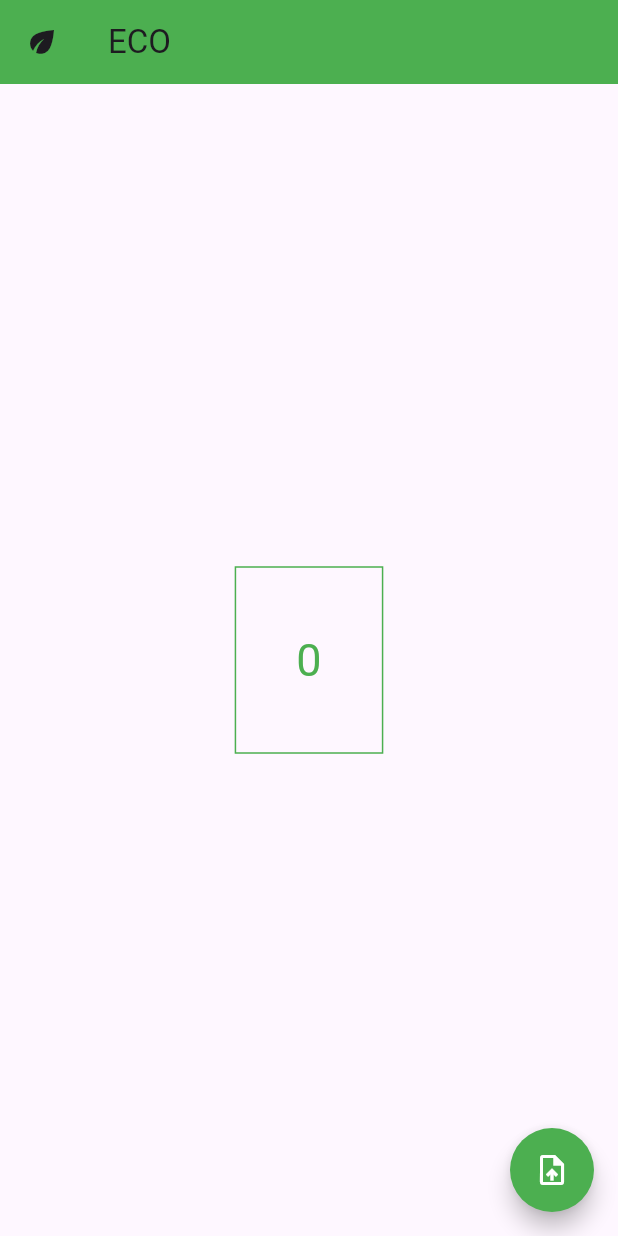
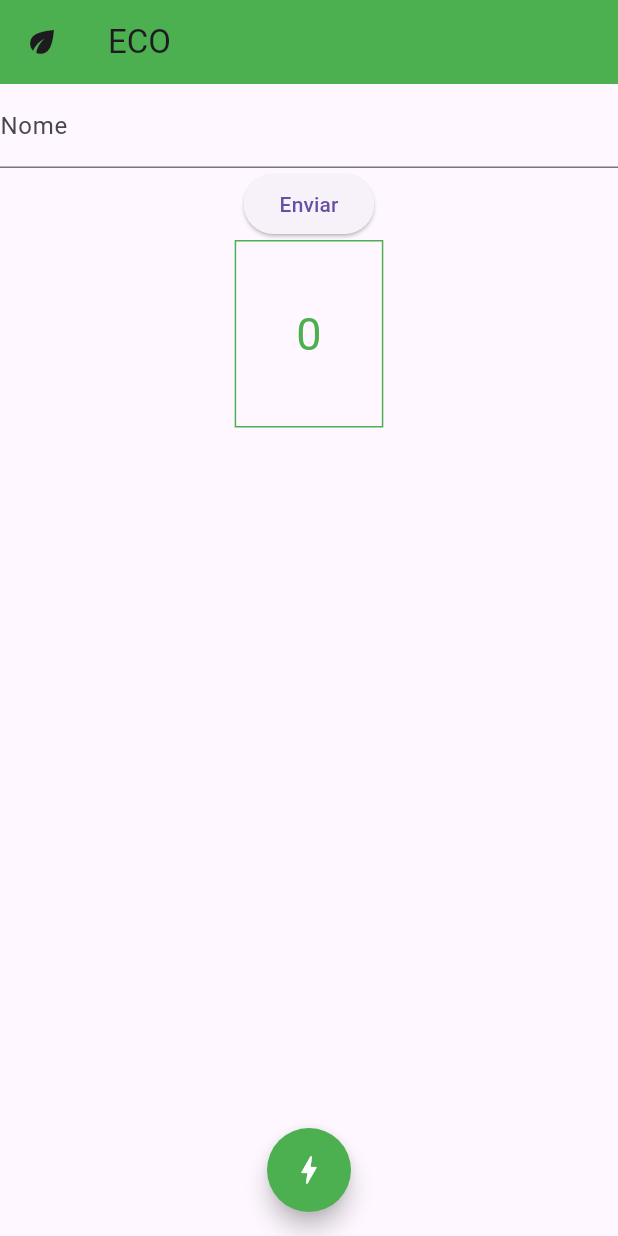
Before and after one commit to jeancariolato/flutter-projeto2.1, a Flutter app: the screen it shows after launch, on a phone screen of 412 x 824 dp. Run offline on Flutter 3.47's test engine with Material 3 defaults, Android fonts, the phone set to English and light mode, and no system bars.

Commit message:
Update 2 -23-08-2024

```diff
--- a/lib/main.dart
+++ b/lib/main.dart
@@ -14,6 +14,8 @@ class MyPage extends StatefulWidget {
 class _MyPageState extends State<MyPage> {
   var _cont = 0;
 
+  final TextEditingController _editController = TextEditingController();
+
   @override
   Widget build(BuildContext context) {
     return MaterialApp(
@@ -25,7 +27,22 @@ class _MyPageState extends State<MyPage> {
             title: Text("ECO"),
             backgroundColor: Colors.green,
           ),
-          body: Center(
+          body: Column(
+            children: [
+              TextField(
+                controller: _editController,
+                decoration: InputDecoration(labelText: "Nome"),
+              ),
+              ElevatedButton(
+                  onPressed: () {
+                    String nome = _editController.text;
+                    ScaffoldMessenger.of(context).showSnackBar(SnackBar(
+                      content: Text("$nome"),
+                      action: SnackBarAction(label: "Ok", onPressed: () {}),
+                    ));
+                  },
+                  child: Text("Enviar")),
+              Center(
                 child: Container(
                   padding: EdgeInsets.all(40),
                   decoration:
@@ -36,9 +53,12 @@ class _MyPageState extends State<MyPage> {
                   ),
                 ),
               ),
+            ],
+          ),
           floatingActionButton: FloatingActionButton(
+
             child: Icon(
-              Icons.upload_file_outlined,
+              Icons.bolt,
               color: Colors.white,
             ),
             shape: CircleBorder(),
@@ -49,7 +69,10 @@ class _MyPageState extends State<MyPage> {
               });
               print(_cont);
             },
-          )),
+          ),
+          floatingActionButtonLocation: FloatingActionButtonLocation.centerFloat,
+          ),
+
     );
   }
 }
```
Lines whose indentation alone changed are shown as unchanged.
